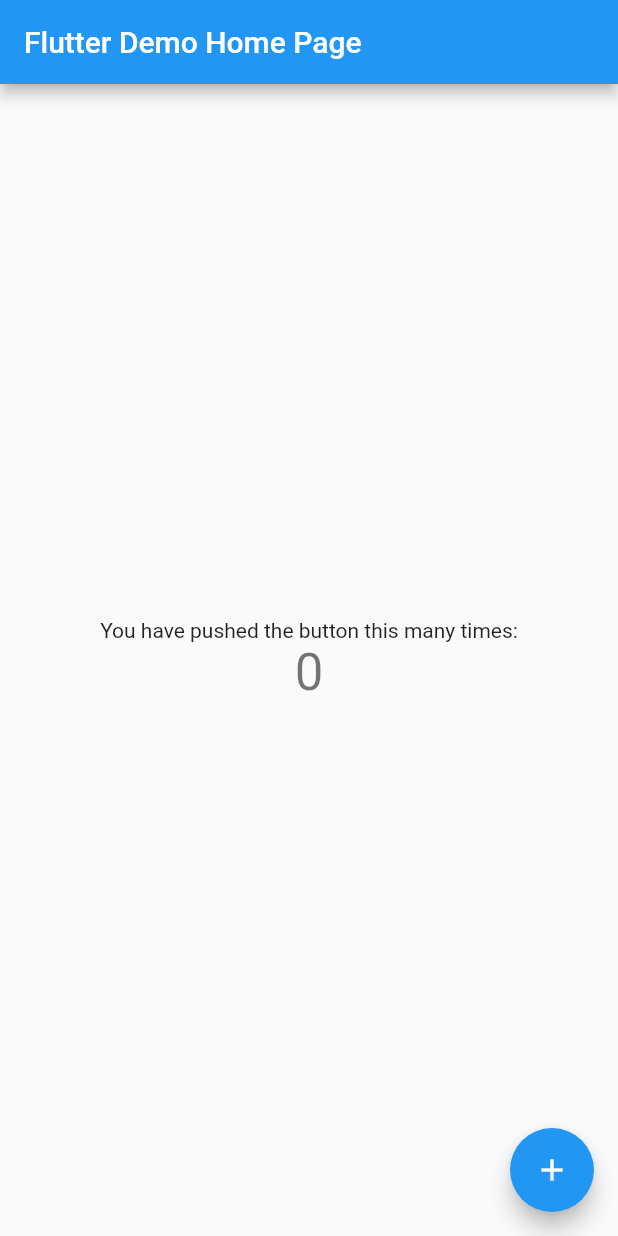
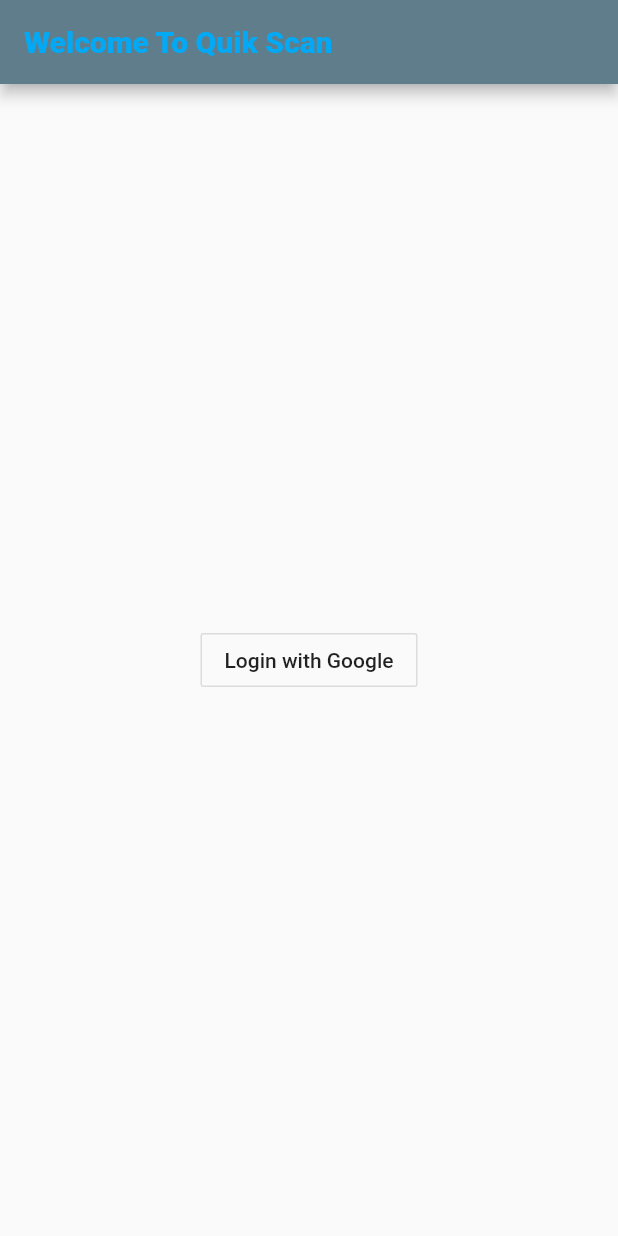
Before and after one commit to sumeet98/Quik-Scan, a Flutter app: the screen it shows after launch, on a phone screen of 412 x 824 dp. Run offline on Flutter 3.47's test engine with Material 2 defaults, Android fonts, the phone set to English and light mode, and no system bars; our stand-ins replace google_sign_in.

Commit message:
added google login

```diff
--- /dev/null
+++ b/lib/login.dart
@@ -0,0 +1,71 @@
+import 'package:flutter/material.dart';
+import 'package:google_sign_in/google_sign_in.dart';
+
+class Login extends StatefulWidget {
+  Login({Key key, this.title}) : super(key: key);
+
+  final String title;
+
+  @override
+  _LoginState createState() => _LoginState();
+}
+
+class _LoginState extends State<Login> {
+
+  bool _isLoggedIn = false;
+
+  GoogleSignIn _googleSignIn = GoogleSignIn(scopes: ['email']);
+
+  _login() async{
+    try{
+      await _googleSignIn.signIn();
+      setState(() {
+        _isLoggedIn = true;
+      });
+    } catch (err){
+      print(err);
+    }
+  }
+
+  _logout(){
+    _googleSignIn.signOut();
+    setState(() {
+      _isLoggedIn = false;
+    });
+  }
+
+  @override
+  Widget build(BuildContext context) {
+    return Scaffold(
+      appBar: AppBar(
+        title: Text("Welcome To Quik Scan",
+        style: TextStyle(
+          fontWeight: FontWeight.w800,
+          color: Colors.lightBlue,
+        ),
+        ),
+      ),
+      body: Center(
+            child: _isLoggedIn
+                ? Column(
+                    mainAxisAlignment: MainAxisAlignment.center,
+                    children: <Widget>[
+                      Image.network(_googleSignIn.currentUser.photoUrl, height: 50.0, width: 50.0,),
+                      Text(_googleSignIn.currentUser.displayName),
+                      OutlineButton( child: Text("Logout"), onPressed: (){
+                        _logout();
+                      },)
+                    ],
+                  )
+                : Center(
+                    child: OutlineButton(
+                      child: Text("Login with Google"),
+                      onPressed: () {
+                        _login();
+                      },
+                    ),
+                  )
+                  ),
+    );
+  }
+}
--- a/lib/main.dart
+++ b/lib/main.dart
@@ -1,4 +1,6 @@
 import 'package:flutter/material.dart';
+import 'login.dart';
+import 'package:google_sign_in/google_sign_in.dart';
 
 void main() => runApp(MyApp());
 
@@ -7,105 +9,11 @@ class MyApp extends StatelessWidget {
   @override
   Widget build(BuildContext context) {
     return MaterialApp(
-      title: 'Flutter Demo',
+      title: 'Welcome to Quik Scan',
       theme: ThemeData(
-        // This is the theme of your application.
-        //
-        // Try running your application with "flutter run". You'll see the
-        // application has a blue toolbar. Then, without quitting the app, try
-        // changing the primarySwatch below to Colors.green and then invoke
-        // "hot reload" (press "r" in the console where you ran "flutter run",
-        // or simply save your changes to "hot reload" in a Flutter IDE).
-        // Notice that the counter didn't reset back to zero; the application
-        // is not restarted.
-        primarySwatch: Colors.blue,
+        primarySwatch: Colors.blueGrey,
       ),
-      home: MyHomePage(title: 'Flutter Demo Home Page'),
+      home: Login(title: 'Welcome to Quik Scan'),
     );
   }
 }
-
-class MyHomePage extends StatefulWidget {
-  MyHomePage({Key key, this.title}) : super(key: key);
-
-  // This widget is the home page of your application. It is stateful, meaning
-  // that it has a State object (defined below) that contains fields that affect
-  // how it looks.
-
-  // This class is the configuration for the state. It holds the values (in this
-  // case the title) provided by the parent (in this case the App widget) and
-  // used by the build method of the State. Fields in a Widget subclass are
-  // always marked "final".
-
-  final String title;
-
-  @override
-  _MyHomePageState createState() => _MyHomePageState();
-}
-
-class _MyHomePageState extends State<MyHomePage> {
-  int _counter = 0;
-
-  void _incrementCounter() {
-    setState(() {
-      // This call to setState tells the Flutter framework that something has
-      // changed in this State, which causes it to rerun the build method below
-      // so that the display can reflect the updated values. If we changed
-      // _counter without calling setState(), then the build method would not be
-      // called again, and so nothing would appear to happen.
-      _counter++;
-    });
-  }
-
-  @override
-  Widget build(BuildContext context) {
-    // This method is rerun every time setState is called, for instance as done
-    // by the _incrementCounter method above.
-    //
-    // The Flutter framework has been optimized to make rerunning build methods
-    // fast, so that you can just rebuild anything that needs updating rather
-    // than having to individually change instances of widgets.
-    return Scaffold(
-      appBar: AppBar(
-        // Here we take the value from the MyHomePage object that was created by
-        // the App.build method, and use it to set our appbar title.
-        title: Text(widget.title),
-      ),
-      body: Center(
-        // Center is a layout widget. It takes a single child and positions it
-        // in the middle of the parent.
-        child: Column(
-          // Column is also a layout widget. It takes a list of children and
-          // arranges them vertically. By default, it sizes itself to fit its
-          // children horizontally, and tries to be as tall as its parent.
-          //
-          // Invoke "debug painting" (press "p" in the console, choose the
-          // "Toggle Debug Paint" action from the Flutter Inspector in Android
-          // Studio, or the "Toggle Debug Paint" command in Visual Studio Code)
-          // to see the wireframe for each widget.
-          //
-          // Column has various properties to control how it sizes itself and
-          // how it positions its children. Here we use mainAxisAlignment to
-          // center the children vertically; the main axis here is the vertical
-          // axis because Columns are vertical (the cross axis would be
-          // horizontal).
-          mainAxisAlignment: MainAxisAlignment.center,
-          children: <Widget>[
-            Text(
-              'You have pushed the button this many times:',
-            ),
-            Text(
-              '$_counter',
-              style: Theme.of(context).textTheme.display1,
-            ),
-          ],
-        ),
-      ),
-      floatingActionButton: FloatingActionButton(
-        onPressed: _incrementCounter,
-        tooltip: 'Increment',
-        child: Icon(Icons.add),
-      ), // This trailing comma makes auto-formatting nicer for build methods.
-    );
-  }
-}
--- a/pubspec.yaml
+++ b/pubspec.yaml
@@ -19,6 +19,10 @@ environment:
 dependencies:
   flutter:
     sdk: flutter
+
+  google_sign_in: ^4.0.11
+
+
 
   # The following adds the Cupertino Icons font to your application.
   # Use with the CupertinoIcons class for iOS style icons.
```
Also changed, not shown: pubspec.lock, 3 other files.
